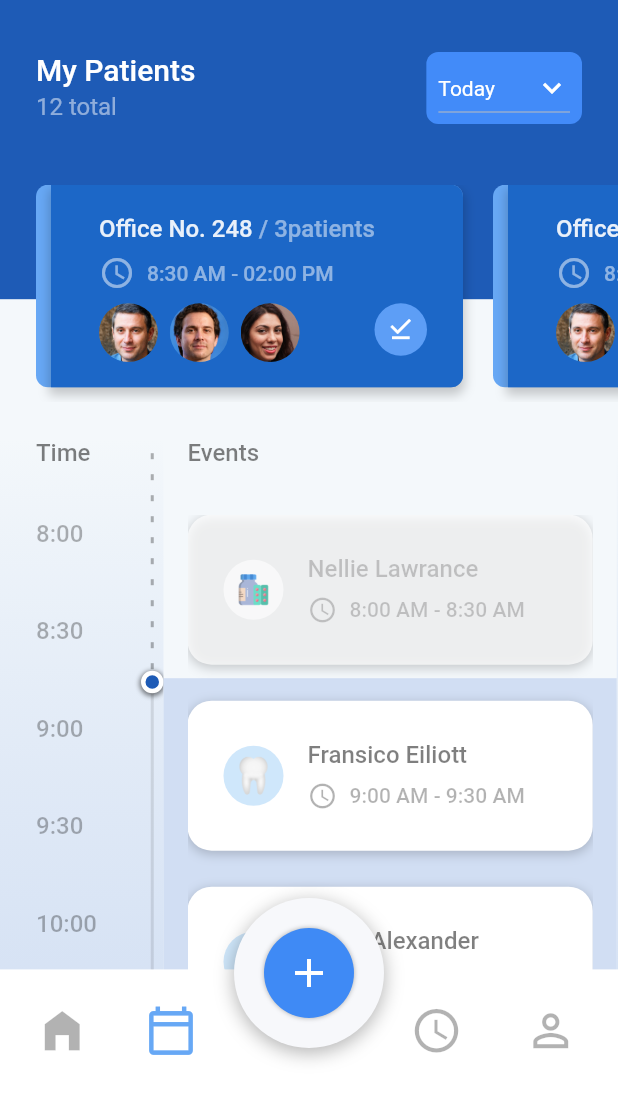
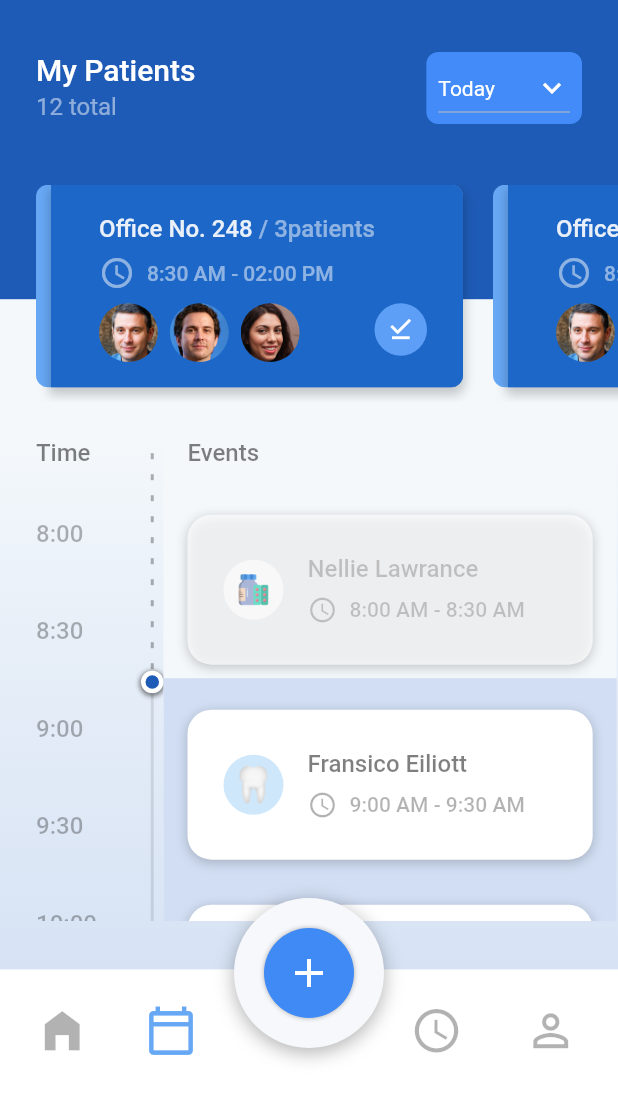
Before and after one commit to Nyan-Win-Naing/dental-app-ui, a Flutter app: the screen it shows after launch, on a phone screen of 412 x 824 dp, the part 143-1236 px from its top. Run offline on Flutter 3.47's test engine with Material 2 defaults, Android fonts, the phone set to English and light mode, and no system bars; drawn by our look-alikes of dotted_line; our stand-ins replace dots_indicator.

Commit message:
Time and Event List Bind

```diff
--- a/lib/components/smart_event_list_view.dart
+++ b/lib/components/smart_event_list_view.dart
@@ -1,61 +1,36 @@
 import 'package:dental_app/data/vos/event_vo.dart';
+import 'package:dental_app/dummy/dummy_event_list.dart';
 import 'package:dental_app/resources/colors.dart';
 import 'package:dental_app/resources/dimens.dart';
 import 'package:dental_app/viewitems/event_item_view.dart';
 import 'package:flutter/material.dart';
 
-class SmartEventListView extends StatefulWidget {
+class SmartEventListView extends StatelessWidget {
   List<EventVO> eventList;
-  final Function onListEndReached;
 
   SmartEventListView({
     required this.eventList,
-    required this.onListEndReached,
   });
-
-  @override
-  State<SmartEventListView> createState() => _SmartEventListViewState();
-}
-
-class _SmartEventListViewState extends State<SmartEventListView> {
-
-  var _scrollController = ScrollController();
-
-  @override
-  void initState() {
-    super.initState();
-    _scrollController.addListener(() {
-      print("This is scroll controller");
-      if(_scrollController.position.atEdge) {
-        if(_scrollController.position.pixels == 0) {
-          print("Start of the list reached");
-        } else {
-          print("End ot the list reached");
-          widget.onListEndReached();
-        }
-      }
-    });
-  }
 
   @override
   Widget build(BuildContext context) {
     return Container(
       color: TIME_AND_EVENT_BACKGORUND_COLOR,
+      // color: Colors.pink,
       width: MediaQuery.of(context).size.width * 2.2 / 3,
+      height: 580,
       child: Stack(
         children: [
-          (widget.eventList.length != 0)
+          (eventList.length != 0)
               ? Align(
             alignment: Alignment.bottomCenter,
             child: Container(
               color: HOME_PAGE_UNFINISHED_EVENTS_LIST_BACKGROUND_COLOR,
-                    height: 290,
+              height: 420,
             ),
           )
               : Container(),
-          Align(
-            alignment: Alignment.topCenter,
-            child: Column(
+          Column(
             crossAxisAlignment: CrossAxisAlignment.start,
             children: [
               const Padding(
@@ -69,27 +44,22 @@ class _SmartEventListViewState extends State<SmartEventListView> {
                 ),
               ),
               Container(
-                  height: 400,
                 padding: const EdgeInsets.only(
                   left: MARGIN_MEDIUM_2,
                   top: MARGIN_XLARGE,
-                    bottom: MARGIN_XXLARGE,
                   right: MARGIN_MEDIUM_2,
                 ),
-                  child: (widget.eventList.length != 0)
-                      ? RefreshIndicator(
-                          onRefresh: () async {},
-                          color: Colors.white,
-                          backgroundColor: PRIMARY_COLOR,
-                          child: ListView.builder(
-                            controller: _scrollController,
-                            itemCount: 4,
+                child: (eventList.length != 0)
+                    ? ListView.builder(
+                  shrinkWrap: true,
+                  physics: NeverScrollableScrollPhysics(),
+                  itemCount: eventList.length,
                   itemBuilder: (BuildContext context, int index) {
-                              return EventItemView(eventVo: widget.eventList[index]);
+                    return EventItemView(
+                        eventVo: eventList[index]);
                   },
-                          ),
                 )
-                      : Text(
+                    : const Text(
                   "No data in event list",
                   textAlign: TextAlign.center,
                   style: TextStyle(
@@ -101,7 +71,6 @@ class _SmartEventListViewState extends State<SmartEventListView> {
               ),
             ],
           ),
-          ),
         ],
       ),
     );
--- a/lib/components/smart_time_list_view.dart
+++ b/lib/components/smart_time_list_view.dart
@@ -3,38 +3,12 @@ import 'package:dental_app/resources/colors.dart';
 import 'package:dental_app/resources/dimens.dart';
 import 'package:flutter/material.dart';
 
-class SmartTimeListView extends StatefulWidget {
+class SmartTimeListView extends StatelessWidget {
   List<String> timeList;
-  final Function onListEndReached;
 
   SmartTimeListView({
     required this.timeList,
-    required this.onListEndReached,
   });
-
-  @override
-  State<SmartTimeListView> createState() => _SmartTimeListViewState();
-}
-
-class _SmartTimeListViewState extends State<SmartTimeListView> {
-
-  var _scrollController = ScrollController();
-
-  @override
-  void initState() {
-    super.initState();
-    _scrollController.addListener(() {
-      print("This is scroll controller");
-      if(_scrollController.position.atEdge) {
-        if(_scrollController.position.pixels == 0) {
-          print("Start of the list reached");
-        } else {
-          print("End ot the list reached");
-          widget.onListEndReached();
-        }
-      }
-    });
-  }
 
   @override
   Widget build(BuildContext context) {
@@ -43,7 +17,7 @@ class _SmartTimeListViewState extends State<SmartTimeListView> {
       child: Column(
         crossAxisAlignment: CrossAxisAlignment.start,
         children: [
-          Text(
+          const Text(
             "Time",
             style: TextStyle(
                 color: SECONDARY_DARK_COLOR,
@@ -51,25 +25,20 @@ class _SmartTimeListViewState extends State<SmartTimeListView> {
                 fontWeight: FontWeight.w500),
           ),
           Container(
-            height: 400,
-            // color: Colors.green,
-            padding: EdgeInsets.only(
+            padding: const EdgeInsets.only(
               top: MARGIN_XLARGE_2,
-              bottom: MARGIN_XXLARGE,
+              // bottom: MARGIN_XXLARGE,
             ),
-            child: (widget.timeList.length != 0)
-                ? RefreshIndicator(
-                    onRefresh: () async {},
-                    color: Colors.white,
-                    backgroundColor: PRIMARY_COLOR,
-                    child: ListView.builder(
-                      controller: _scrollController,
-                      itemCount: widget.timeList.length,
+            child: (timeList.length != 0)
+                ? ListView.builder(
+              shrinkWrap: true,
+              physics: NeverScrollableScrollPhysics(),
+              itemCount: timeList.length,
               itemBuilder: (BuildContext context, int index) {
                 return Padding(
                   padding: EdgeInsets.only(bottom: MARGIN_XXLARGE - 2),
                   child: Text(
-                            "${widget.timeList[index]}",
+                    "${timeList[index]}",
                     style: TextStyle(
                       color: Color.fromRGBO(0, 0, 0, 0.3),
                       fontSize: MARGIN_MEDIUM_2,
@@ -78,9 +47,8 @@ class _SmartTimeListViewState extends State<SmartTimeListView> {
                   ),
                 );
               },
-                    ),
             )
-                : Text(
+                : const Text(
               "No data in time list",
               textAlign: TextAlign.center,
               style: TextStyle(
--- a/lib/custom_painter/custom_painter_demo.dart
+++ b/lib/custom_painter/custom_painter_demo.dart
@@ -21,7 +21,7 @@ class CustomPainterDemo extends StatelessWidget {
           alignment: Alignment.center,
           child: Column(
             mainAxisSize: MainAxisSize.min,
-            children: [
+            children: const [
               Text(
                 "2:45",
                 style: TextStyle(
@@ -109,7 +109,7 @@ class CustomPainterDemo extends StatelessWidget {
                     scale: 2,
                   ),
                 ),
-                Align(
+                const Align(
                   alignment: Alignment.bottomRight,
                   child: Icon(
                     Icons.check_circle_rounded,
--- a/lib/pages/detail_page.dart
+++ b/lib/pages/detail_page.dart
@@ -20,7 +20,7 @@ class DetailPage extends StatelessWidget {
           automaticallyImplyLeading: false,
           flexibleSpace: Center(
             child: Padding(
-              padding: EdgeInsets.symmetric(horizontal: MARGIN_LARGE),
+              padding: const EdgeInsets.symmetric(horizontal: MARGIN_LARGE),
               child: Row(
                 mainAxisAlignment: MainAxisAlignment.spaceBetween,
                 children: [
@@ -29,7 +29,7 @@ class DetailPage extends StatelessWidget {
                     child:
                         AppBarIconItemView(iconData: Icons.arrow_back_rounded),
                   ),
-                  Text(
+                  const Text(
                     "Today",
                     style: TextStyle(
                       color: Colors.white,
@@ -60,7 +60,38 @@ class DetailPage extends StatelessWidget {
           children: [
             Container(
               height: screenHeight * 1.2 / 2,
-              child: Stack(
+              child: PatientsDetailsSectionView(screenHeight: screenHeight),
+            ),
+            Positioned(
+              bottom: 60,
+              child: PatientListHorizontalView(
+                isHomePage: false,
+                onTapPatient: () => _navigateToPatientDetailsScreen(context),
+              ),
+            ),
+          ],
+        ),
+      ),
+    );
+  }
+
+  void _navigateToPatientDetailsScreen(BuildContext context) {
+    Navigator.push(
+        context, MaterialPageRoute(builder: (context) => DetailPage()));
+  }
+}
+
+class PatientsDetailsSectionView extends StatelessWidget {
+  const PatientsDetailsSectionView({
+    Key? key,
+    required this.screenHeight,
+  }) : super(key: key);
+
+  final double screenHeight;
+
+  @override
+  Widget build(BuildContext context) {
+    return Stack(
       children: [
         Column(
           children: [
@@ -97,24 +128,7 @@ class DetailPage extends StatelessWidget {
           ),
         ),
       ],
-              ),
-            ),
-            Positioned(
-              bottom: 60,
-              child: PatientListHorizontalView(
-                isHomePage: false,
-                onTapPatient: () => _navigateToPatientDetailsScreen(context),
-              ),
-            ),
-          ],
-        ),
-      ),
     );
-  }
-
-  void _navigateToPatientDetailsScreen(BuildContext context) {
-    Navigator.push(
-        context, MaterialPageRoute(builder: (context) => DetailPage()));
   }
 }
 
--- a/lib/pages/home_page.dart
+++ b/lib/pages/home_page.dart
@@ -5,6 +5,7 @@ import 'package:dental_app/dummy/dummy_time_list.dart';
 import 'package:dental_app/pages/detail_page.dart';
 import 'package:dental_app/resources/colors.dart';
 import 'package:dental_app/resources/dimens.dart';
+import 'package:dental_app/resources/show_snack_method.dart';
 import 'package:dental_app/resources/strings.dart';
 import 'package:dental_app/viewitems/patient_view.dart';
 import 'package:dental_app/widgets/page_category_header_view.dart';
@@ -22,7 +23,7 @@ class HomePage extends StatelessWidget {
 
     return Scaffold(
       appBar: PreferredSize(
-        preferredSize: Size.fromHeight(130.0),
+        preferredSize: Size.fromHeight(APP_BAR_HEIGHT),
         child: AppBar(
           elevation: 0,
           backgroundColor: PRIMARY_COLOR,
@@ -50,7 +51,7 @@ class HomePage extends StatelessWidget {
                   ),
                   SizedBox(height: MARGIN_LARGE),
                   TimeAndEventsSectionView(),
-                  SizedBox(height: MARGIN_XXLARGE + 30),
+                  SizedBox(height: MARGIN_XXLARGE + 500),
                 ],
               ),
             ),
@@ -59,7 +60,7 @@ class HomePage extends StatelessWidget {
               child: FooterMenuSectionView(
                   screenHeight: screenHeight, screenWidth: screenWidth),
             ),
-            Positioned(
+            const Positioned(
               bottom: 30,
               left: 0,
               right: 0,
@@ -199,15 +200,36 @@ class AppBarSearchAndProfileSectionView extends StatelessWidget {
   }
 }
 
-class TimeAndEventsSectionView extends StatelessWidget {
-  const TimeAndEventsSectionView({
-    Key? key,
-  }) : super(key: key);
+class TimeAndEventsSectionView extends StatefulWidget {
+
+  @override
+  State<TimeAndEventsSectionView> createState() => _TimeAndEventsSectionViewState();
+}
+
+class _TimeAndEventsSectionViewState extends State<TimeAndEventsSectionView> {
+
+  var _scrollController = ScrollController();
+
+  @override
+  void initState() {
+    super.initState();
+    _scrollController.addListener(() {
+      print("This is scroll controller");
+      if(_scrollController.position.atEdge) {
+        if(_scrollController.position.pixels == 0) {
+          print("Start of the list reached");
+        } else {
+          print("End ot the list reached");
+          // widget.onListEndReached();
+          showSnackBar(context, "Load Data");
+        }
+      }
+    });
+  }
 
   @override
   Widget build(BuildContext context) {
     return Container(
-      // color: Colors.blue,
       decoration: const BoxDecoration(
         gradient: LinearGradient(
             begin: Alignment.topCenter,
@@ -219,15 +241,20 @@ class TimeAndEventsSectionView extends StatelessWidget {
       ),
       height: 450,
       child: Padding(
-        padding: EdgeInsets.only(left: MARGIN_LARGE),
-        child: Row(
+          padding: EdgeInsets.only(left: MARGIN_LARGE, bottom: MARGIN_XXLARGE + 80),
+          child: RefreshIndicator(
+            onRefresh: () async {},
+            color: Colors.white,
+            backgroundColor: PRIMARY_COLOR,
+            child: ListView.builder(
+              controller: _scrollController,
+              itemCount: 1,
+              itemBuilder: (BuildContext context, int index) {
+                return Row(
                   crossAxisAlignment: CrossAxisAlignment.start,
                   children: [
                     SmartTimeListView(
                       timeList: timeList,
-              onListEndReached: () {
-                _showSnackBar(context, 'Loading more data from time list');
-              },
                     ),
                     const Padding(
                       padding: EdgeInsets.only(top: 10),
@@ -236,23 +263,12 @@ class TimeAndEventsSectionView extends StatelessWidget {
                     // SizedBox(width: MARGIN_MEDIUM),
                     SmartEventListView(
                       eventList: eventList,
-              onListEndReached: () {
-                _showSnackBar(context, "Loading more data from event list");
+                    ),
+                  ],
+                );
               },
             ),
-          ],
           ),
-      ),
-    );
-  }
-
-  void _showSnackBar(BuildContext context, String message) {
-    final scaffold = Scaffold.of(context);
-    scaffold.showSnackBar(
-      SnackBar(
-        backgroundColor: PRIMARY_COLOR_DARK,
-        content: Text(message, textAlign: TextAlign.center),
-        behavior: SnackBarBehavior.floating,
         ),
     );
   }
@@ -296,7 +312,7 @@ class DividerForTimeAndEventSectionView extends StatelessWidget {
         ),
         const DottedLine(
           direction: Axis.vertical,
-          lineLength: 200,
+          lineLength: 360,
           lineThickness: 2.0,
           dashLength: 4.0,
           dashColor: Color.fromRGBO(0, 0, 0, 0.1),
@@ -364,7 +380,7 @@ class PlusFooterButtonSectionView extends StatelessWidget {
                   spreadRadius: 0.05,
                 ),
               ]),
-          child: Center(
+          child: const Center(
             child: Icon(
               Icons.add,
               color: Colors.white,
@@ -404,7 +420,7 @@ class PatientSectionView extends StatelessWidget {
               mainAxisAlignment: MainAxisAlignment.spaceBetween,
               children: [
                 PageCategoryHeaderView(
-                    title: "My Patients", description: "12 total"),
+                    title: HOME_PAGE_MY_PATIENTS_TITLE, description: "12 total"),
                 Container(
                   padding: EdgeInsets.symmetric(horizontal: MARGIN_MEDIUM),
                   decoration: BoxDecoration(
@@ -413,7 +429,7 @@ class PatientSectionView extends StatelessWidget {
                   ),
                   child: DropdownButton<String>(
                     dropdownColor: PRIMARY_COLOR,
-                    value: "Today",
+                    value: HOME_PAGE_DROP_DOWN_DEFAULT_VALUE,
                     icon: const Icon(
                       Icons.keyboard_arrow_down,
                       color: Colors.white,
@@ -421,7 +437,7 @@ class PatientSectionView extends StatelessWidget {
                     style: const TextStyle(
                       color: Colors.white,
                     ),
-                    items: <String>["Today", "Tomorrow"].map((String value) {
+                    items: <String>[HOME_PAGE_DROP_DOWN_DEFAULT_VALUE, HOME_PAGE_DROP_DOWN_TOMORROW_VALUE].map((String value) {
                       return DropdownMenuItem<String>(
                         value: value,
                         child: Text(
--- a/lib/resources/dimens.dart
+++ b/lib/resources/dimens.dart
@@ -19,3 +19,4 @@ const TEXT_BIG = 32.0;
 /// App Specific
 const APP_BAR_HEIGHT = 130.0;
 const PATIENTS_LIST_HEIGHT = 140.0;
+const PATIENTS_LIST_VIEW_ITEM_HEIGHT = 135.0;
--- /dev/null
+++ b/lib/resources/show_snack_method.dart
@@ -0,0 +1,13 @@
+import 'package:dental_app/resources/colors.dart';
+import 'package:flutter/material.dart';
+
+void showSnackBar(BuildContext context, String message) {
+  final scaffold = Scaffold.of(context);
+  scaffold.showSnackBar(
+    SnackBar(
+      backgroundColor: PRIMARY_COLOR_DARK,
+      content: Text(message, textAlign: TextAlign.center),
+      behavior: SnackBarBehavior.floating,
+    ),
+  );
+}
--- a/lib/resources/strings.dart
+++ b/lib/resources/strings.dart
@@ -1 +1,6 @@
 const HOME_PAGE_SEARCH_HINT_TEXT = "Search";
+const HOME_PAGE_MY_PATIENTS_TITLE = "My Patients";
+const HOME_PAGE_DROP_DOWN_DEFAULT_VALUE = "Today";
+const HOME_PAGE_DROP_DOWN_TOMORROW_VALUE = "Tomorrow";
+const LOAD_MORE_DATA_FROM_TIME_LIST_SNACK_TEXT = "Loading more data from time list";
+const LOAD_MORE_DATA_FROM_EVENT_LIST_SNACK_TEXT = "Loading more data from event list";
--- a/lib/viewitems/event_item_view.dart
+++ b/lib/viewitems/event_item_view.dart
@@ -12,13 +12,13 @@ class EventItemView extends StatelessWidget {
   @override
   Widget build(BuildContext context) {
     return Container(
-      margin: EdgeInsets.only(bottom: MARGIN_LARGE),
+      margin: EdgeInsets.only(bottom: MARGIN_XLARGE - 2),
       height: 100,
       decoration: BoxDecoration(
         color: (!eventVo.isFinish) ? Colors.white : Color.fromRGBO(255, 255, 255, 0.7),
         borderRadius: BorderRadius.circular(MARGIN_MEDIUM_2),
-        boxShadow: [
-          const BoxShadow(
+        boxShadow: const [
+          BoxShadow(
             color: Color.fromRGBO(0, 0, 0, 0.2),
             offset: Offset(0, 2),
             spreadRadius: 0,
--- a/lib/viewitems/patient_view.dart
+++ b/lib/viewitems/patient_view.dart
@@ -15,7 +15,7 @@ class PatientView extends StatelessWidget {
     double screenHeight = MediaQuery.of(context).size.height;
     return Container(
       margin: EdgeInsets.only(right: MARGIN_MEDIUM_3),
-      height: 135,
+      height: PATIENTS_LIST_VIEW_ITEM_HEIGHT,
       decoration: BoxDecoration(
         color: isHomePage ? SECONDARY_COLOR : Color.fromRGBO(255, 255, 255, 0.9),
         borderRadius: BorderRadius.circular(MARGIN_MEDIUM),
@@ -33,7 +33,7 @@ class PatientView extends StatelessWidget {
         height: 135,
         decoration: BoxDecoration(
           color: isHomePage ? Color.fromRGBO(28, 103, 199, 1.0) : Colors.white,
-          borderRadius: BorderRadius.only(
+          borderRadius: const BorderRadius.only(
             topRight: Radius.circular(MARGIN_MEDIUM),
             bottomRight: Radius.circular(MARGIN_MEDIUM),
           ),
@@ -112,11 +112,11 @@ class PatientView extends StatelessWidget {
               child: Container(
                 width: 35,
                 height: 35,
-                decoration: BoxDecoration(
+                decoration: const BoxDecoration(
                   color: Color.fromRGBO(93, 158, 246, 1.0),
                   shape: BoxShape.circle,
                 ),
-                child: Icon(
+                child: const Icon(
                   Icons.download_done,
                   color: Colors.white,
                   size: MARGIN_MEDIUM_3,
```
Lines whose indentation alone changed are shown as unchanged.
